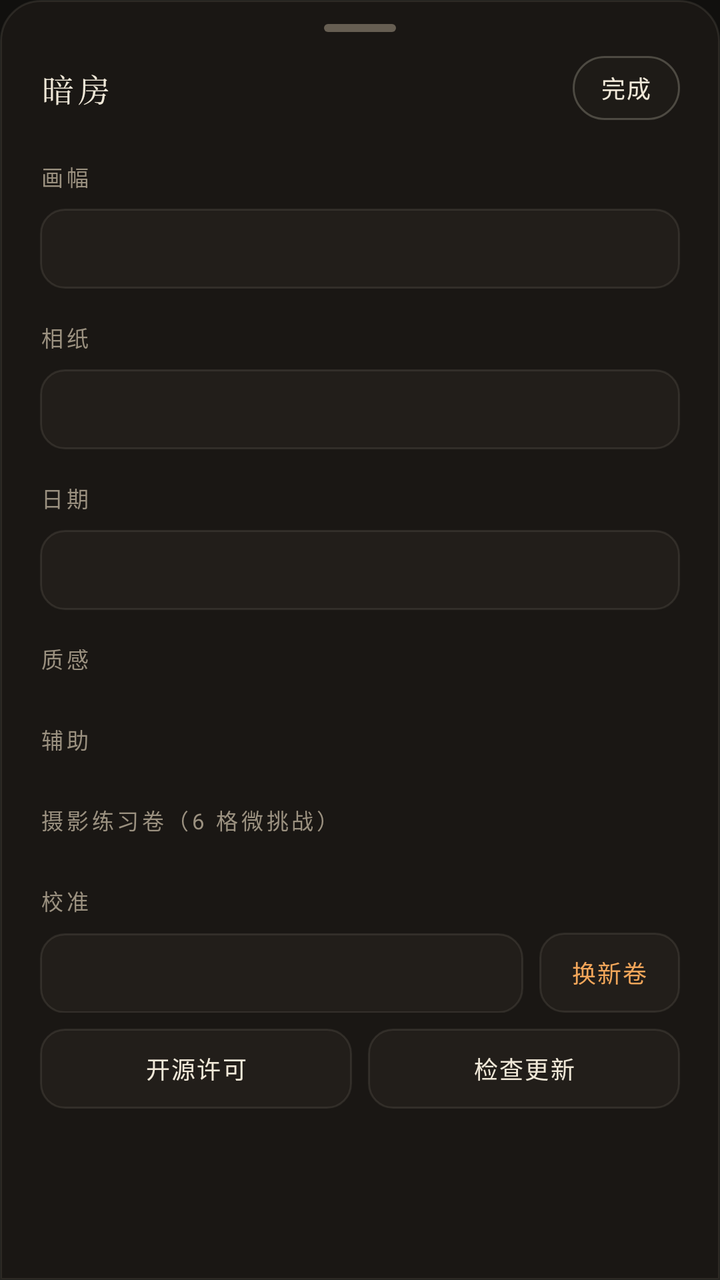
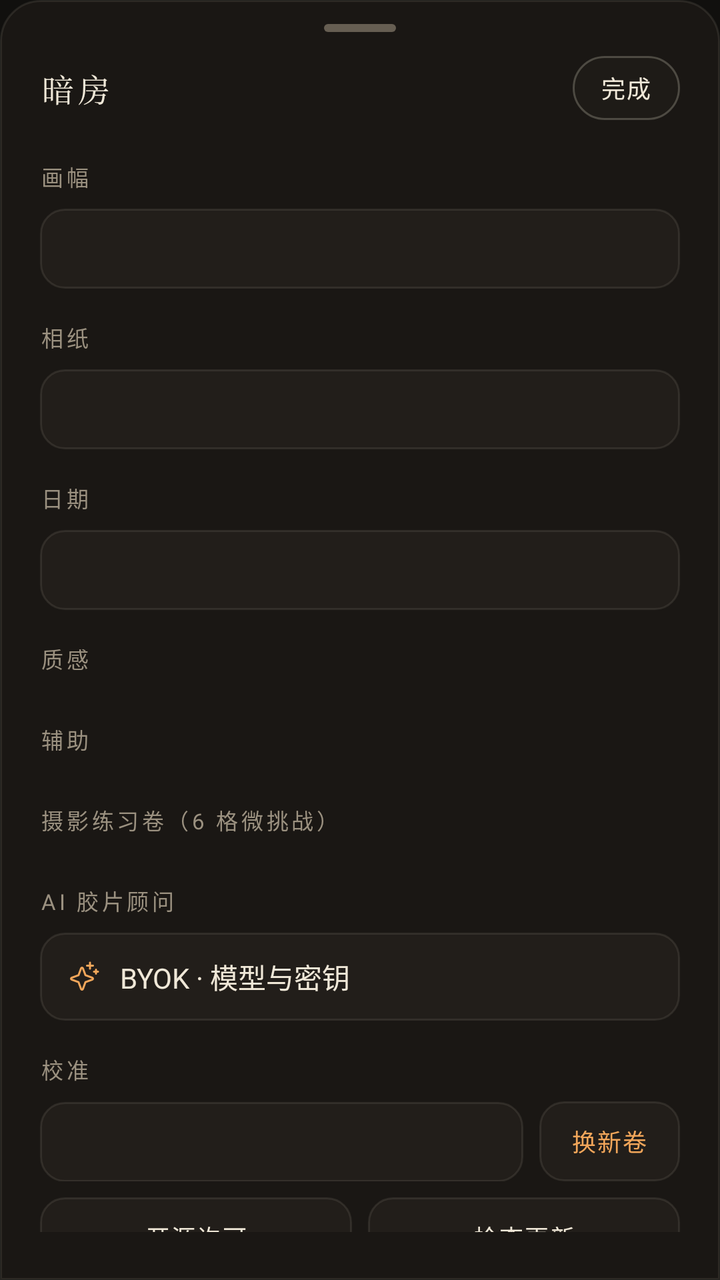

Before-and-after screenshots of an Android layout around one commit, followed by the original layout XML and the change that was made.
<!-- AndroidManifest.xml: application theme AppTheme -->
<!-- res/layout/dialog_darkroom_sheet.xml -->
<?xml version="1.0" encoding="utf-8"?>
<LinearLayout xmlns:android="http://schemas.android.com/apk/res/android"
    android:layout_width="match_parent"
    android:layout_height="wrap_content"
    android:background="@drawable/bg_sheet"
    android:orientation="vertical"
    android:paddingStart="20dp"
    android:paddingTop="12dp"
    android:paddingEnd="20dp"
    android:paddingBottom="24dp">

    
    <View
        android:layout_width="36dp"
        android:layout_height="4dp"
        android:layout_gravity="center_horizontal"
        android:layout_marginBottom="12dp"
        android:background="@drawable/bg_sheet_handle" />

    
    <LinearLayout
        android:layout_width="match_parent"
        android:layout_height="wrap_content"
        android:gravity="center_vertical"
        android:orientation="horizontal">

        <TextView
            style="@style/TextTitle"
            android:layout_width="0dp"
            android:layout_height="wrap_content"
            android:layout_weight="1"
            android:text="@string/sheet_title" />

        <TextView
            android:id="@+id/sheetDoneButton"
            style="@style/TextMonoLabel"
            android:layout_width="wrap_content"
            android:layout_height="32dp"
            android:background="@drawable/bg_chip"
            android:gravity="center"
            android:paddingStart="14dp"
            android:paddingEnd="14dp"
            android:text="@string/done" />
    </LinearLayout>

    <ScrollView
        android:layout_width="match_parent"
        android:layout_height="wrap_content"
        android:layout_marginTop="4dp"
        android:scrollbars="none">

        <LinearLayout
            android:layout_width="match_parent"
            android:layout_height="wrap_content"
            android:orientation="vertical">

            <TextView
                style="@style/SheetSectionLabel"
                android:text="@string/sheet_aspect" />

            <LinearLayout
                android:id="@+id/segAspect"
                android:layout_width="match_parent"
                android:layout_height="40dp"
                android:background="@drawable/bg_segment_container"
                android:orientation="horizontal"
                android:padding="4dp" />

            <TextView
                style="@style/SheetSectionLabel"
                android:text="@string/sheet_paper" />

            <LinearLayout
                android:id="@+id/segPaper"
                android:layout_width="match_parent"
                android:layout_height="40dp"
                android:background="@drawable/bg_segment_container"
                android:orientation="horizontal"
                android:padding="4dp" />

            <TextView
                style="@style/SheetSectionLabel"
                android:text="@string/sheet_date" />

            <LinearLayout
                android:id="@+id/segDate"
                android:layout_width="match_parent"
                android:layout_height="40dp"
                android:background="@drawable/bg_segment_container"
                android:orientation="horizontal"
                android:padding="4dp" />

            <TextView
                style="@style/SheetSectionLabel"
                android:text="@string/sheet_options" />

            <LinearLayout
                android:id="@+id/toggleContainer"
                android:layout_width="match_parent"
                android:layout_height="wrap_content"
                android:background="@drawable/bg_segment_container"
                android:orientation="vertical"
                android:paddingStart="16dp"
                android:paddingEnd="16dp" />

            <TextView
                style="@style/SheetSectionLabel"
                android:text="@string/sheet_assist" />

            <LinearLayout
                android:id="@+id/assistToggleContainer"
                android:layout_width="match_parent"
                android:layout_height="wrap_content"
                android:background="@drawable/bg_segment_container"
                android:orientation="vertical"
                android:paddingStart="16dp"
                android:paddingEnd="16dp" />

            <TextView
                style="@style/SheetSectionLabel"
                android:text="@string/sheet_practice" />

            <LinearLayout
                android:id="@+id/practiceRollContainer"
                android:layout_width="match_parent"
                android:layout_height="wrap_content"
                android:background="@drawable/bg_segment_container"
                android:orientation="vertical"
                android:paddingStart="16dp"
                android:paddingEnd="16dp" />

            <TextView
                style="@style/SheetSectionLabel"
                android:text="@string/sheet_calibration" />

            <LinearLayout
                android:layout_width="match_parent"
                android:layout_height="wrap_content"
                android:orientation="horizontal">

                <TextView
                    android:id="@+id/sheetRotateButton"
                    style="@style/TextMonoLabel"
                    android:layout_width="0dp"
                    android:layout_height="40dp"
                    android:layout_weight="1"
                    android:background="@drawable/bg_action_button"
                    android:gravity="center" />

                <Space
                    android:layout_width="8dp"
                    android:layout_height="1dp" />

                <TextView
                    android:id="@+id/sheetNewRollButton"
                    style="@style/TextMonoLabel"
                    android:layout_width="wrap_content"
                    android:layout_height="40dp"
                    android:background="@drawable/bg_action_button"
                    android:gravity="center"
                    android:paddingStart="16dp"
                    android:paddingEnd="16dp"
                    android:text="@string/load_new_roll"
                    android:textColor="@color/amber_led" />
            </LinearLayout>

            <LinearLayout
                android:layout_width="match_parent"
                android:layout_height="wrap_content"
                android:layout_marginTop="8dp"
                android:orientation="horizontal">

                <TextView
                    android:id="@+id/sheetLicensesButton"
                    style="@style/TextMonoLabel"
                    android:layout_width="0dp"
                    android:layout_height="40dp"
                    android:layout_weight="1"
                    android:background="@drawable/bg_action_button"
                    android:gravity="center"
                    android:text="@string/licenses_entry" />

                <Space
                    android:layout_width="8dp"
                    android:layout_height="1dp" />

                <TextView
                    android:id="@+id/sheetUpdateButton"
                    style="@style/TextMonoLabel"
                    android:layout_width="0dp"
                    android:layout_height="40dp"
                    android:layout_weight="1"
                    android:background="@drawable/bg_action_button"
                    android:gravity="center"
                    android:text="@string/check_update" />
            </LinearLayout>
        </LinearLayout>
    </ScrollView>
</LinearLayout>
<!-- resources referenced by this layout -->
<resources>
  <color name="amber_led">#F2A65A</color>
  <!-- drawable bg_sheet_handle (drawable) -->
  <?xml version="1.0" encoding="utf-8"?>
  <shape xmlns:android="http://schemas.android.com/apk/res/android" android:shape="rectangle">
      <solid android:color="@color/paper_muted" />
      <corners android:radius="2dp" />
  </shape>
  <string name="check_update">检查更新</string>
  <string name="done">完成</string>
  <string name="licenses_entry">开源许可</string>
  <string name="load_new_roll">换新卷</string>
  <string name="sheet_aspect">画幅</string>
  <string name="sheet_assist">辅助</string>
  <string name="sheet_calibration">校准</string>
  <string name="sheet_date">日期</string>
  <string name="sheet_options">质感</string>
  <string name="sheet_paper">相纸</string>
  <string name="sheet_practice">摄影练习卷（6 格微挑战）</string>
  <string name="sheet_title">暗房</string>
  <style name="TextMonoLabel">
          <item name="android:textColor">@color/paper</item>
          <item name="android:fontFamily">@font/jetbrains_mono_regular</item>
          <item name="android:letterSpacing">0.06</item>
          <item name="android:textSize">12sp</item>
      </style>
  <style name="TextTitle">
          <item name="android:textColor">@color/paper</item>
          <item name="android:fontFamily">serif</item>
          <item name="android:letterSpacing">0.12</item>
          <item name="android:textSize">16sp</item>
      </style>
  <style name="AppTheme" parent="AppTheme.Base" />
  <color name="ripple_warm">#2EEFE7D6</color>
  <color name="film_panel">#221E1A</color>
  <color name="hairline_soft">#18EFE7D6</color>
  <color name="chip_idle">#1E1B17</color>
  <color name="hairline_strong">#3CEFE7D6</color>
  <color name="film_dark">#1A1714</color>
  <color name="paper_muted">#665E52</color>
  <style name="TextMonoCaption">
          <item name="android:textColor">@color/paper</item>
          <item name="android:fontFamily">@font/jetbrains_mono_regular</item>
          <item name="android:letterSpacing">0.08</item>
          <item name="android:textSize">11sp</item>
      </style>
  <color name="paper_dim">#9B9180</color>
  <color name="paper">#F0E8D8</color>
  <color name="film_black">#11100E</color>
  <color name="accent">#D25A34</color>
  <!-- unchanged entries left out for length: 6 -->
</resources>

<!-- the commit's change to res/layout/dialog_darkroom_sheet.xml (unified diff, before → after) -->
@@ -131,6 +131,43 @@
 
             <TextView
                 style="@style/SheetSectionLabel"
+                android:text="@string/sheet_ai" />
+
+            <LinearLayout
+                android:id="@+id/sheetAiButton"
+                android:layout_width="match_parent"
+                android:layout_height="44dp"
+                android:background="@drawable/bg_action_button"
+                android:gravity="center_vertical"
+                android:orientation="horizontal"
+                android:paddingStart="14dp"
+                android:paddingEnd="14dp">
+
+                <ImageView
+                    android:layout_width="16dp"
+                    android:layout_height="16dp"
+                    android:layout_marginEnd="10dp"
+                    android:contentDescription="@null"
+                    android:src="@drawable/ic_sparkle"
+                    android:tint="@color/amber_led" />
+
+                <TextView
+                    style="@style/TextLabel"
+                    android:layout_width="0dp"
+                    android:layout_height="wrap_content"
+                    android:layout_weight="1"
+                    android:text="@string/ai_config_entry" />
+
+                <TextView
+                    android:id="@+id/sheetAiStatus"
+                    style="@style/TextMonoCaption"
+                    android:layout_width="wrap_content"
+                    android:layout_height="wrap_content"
+                    android:textColor="@color/amber_led" />
+            </LinearLayout>
+
+            <TextView
+                style="@style/SheetSectionLabel"
                 android:text="@string/sheet_calibration" />
 
             <LinearLayout
<!-- resource entries referenced after the edit -->
@@ -7,10 +7,50 @@
       <solid android:color="@color/paper_muted" />
       <corners android:radius="2dp" />
   </shape>
+  <!-- drawable ic_sparkle (drawable) -->
+  <?xml version="1.0" encoding="utf-8"?>
+  <vector xmlns:android="http://schemas.android.com/apk/res/android"
+      android:width="24dp"
+      android:height="24dp"
+      android:viewportWidth="24"
+      android:viewportHeight="24">
+      <path
+          android:pathData="M7.9,16.1 l-5.165,-1.903 a0.742,0.742,0,0,1,0,-1.393 l5.165,-1.903 1.903,-5.165 a0.742,0.742,0,0,1,1.393,0 l1.903,5.165 5.165,1.903 a0.742,0.742,0,0,1,0,1.393 l-5.165,1.903 -1.903,5.165 a0.742,0.742,0,0,1,-1.393,0 Z"
+          android:strokeWidth="1.5"
+          android:strokeColor="@color/paper"
+          android:strokeLineCap="round"
+          android:strokeLineJoin="round" />
+      <path
+          android:pathData="M16.5,1.5 L16.5,6"
+          android:strokeWidth="1.5"
+          android:strokeColor="@color/paper"
+          android:strokeLineCap="round"
+          android:strokeLineJoin="round" />
+      <path
+          android:pathData="M21,6.75 L21,9.75"
+          android:strokeWidth="1.5"
+          android:strokeColor="@color/paper"
+          android:strokeLineCap="round"
+          android:strokeLineJoin="round" />
+      <path
+          android:pathData="M14.25,3.75 L18.75,3.75"
+          android:strokeWidth="1.5"
+          android:strokeColor="@color/paper"
+          android:strokeLineCap="round"
+          android:strokeLineJoin="round" />
+      <path
+          android:pathData="M19.5,8.25 L22.5,8.25"
+          android:strokeWidth="1.5"
+          android:strokeColor="@color/paper"
+          android:strokeLineCap="round"
+          android:strokeLineJoin="round" />
+  </vector>
+  <string name="ai_config_entry">BYOK · 模型与密钥</string>
   <string name="check_update">检查更新</string>
   <string name="done">完成</string>
   <string name="licenses_entry">开源许可</string>
   <string name="load_new_roll">换新卷</string>
+  <string name="sheet_ai">AI 胶片顾问</string>
   <string name="sheet_aspect">画幅</string>
   <string name="sheet_assist">辅助</string>
   <string name="sheet_calibration">校准</string>
@@ -19,6 +59,10 @@
   <string name="sheet_paper">相纸</string>
   <string name="sheet_practice">摄影练习卷（6 格微挑战）</string>
   <string name="sheet_title">暗房</string>
+  <style name="TextLabel">
+          <item name="android:textColor">@color/paper</item>
+          <item name="android:textSize">14sp</item>
+      </style>
   <style name="TextMonoLabel">
           <item name="android:textColor">@color/paper</item>
           <item name="android:fontFamily">@font/jetbrains_mono_regular</item>
